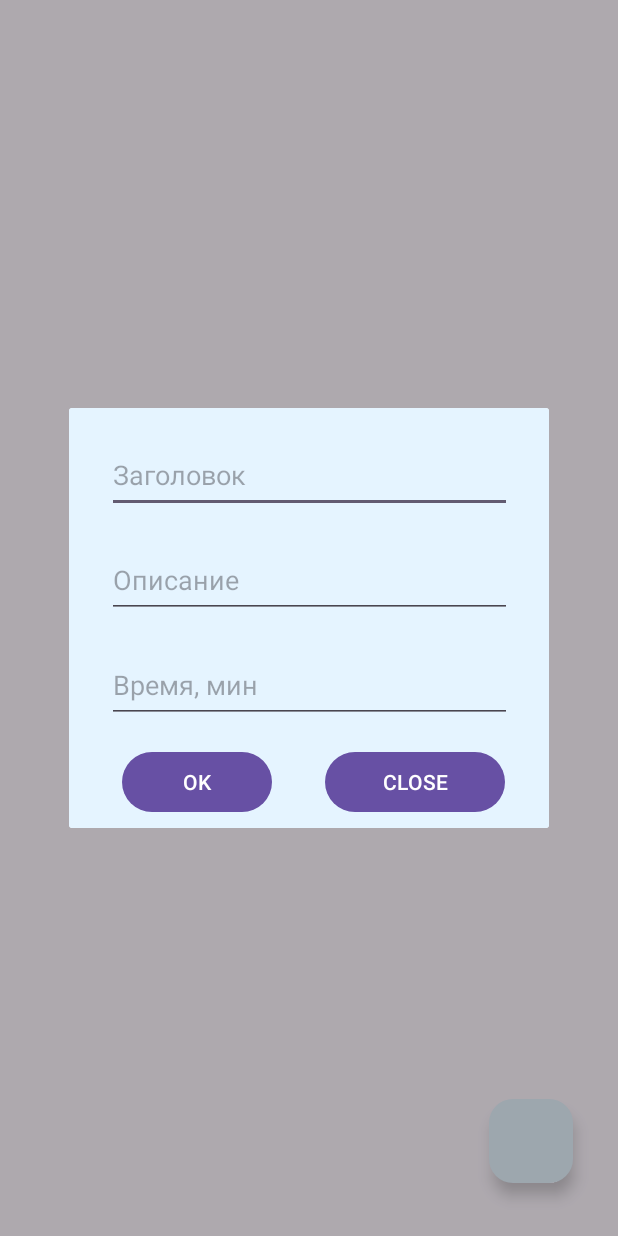
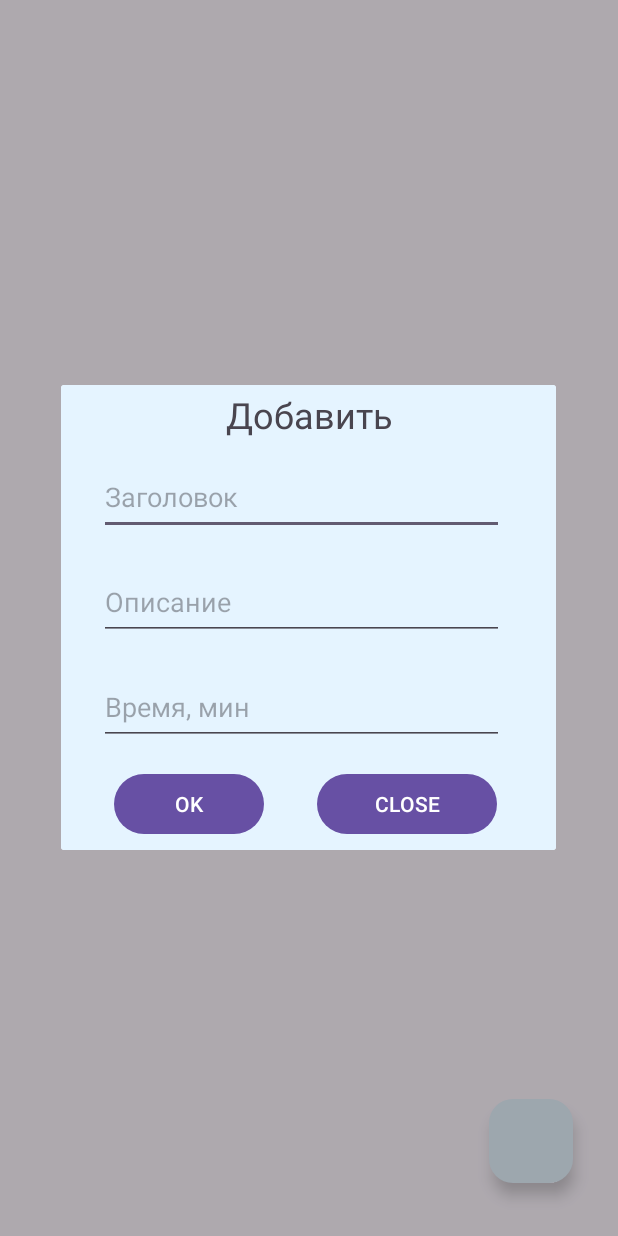
Before and after one commit to screamer228/ToDoList, an Android app: the screen it shows after launch (MainActivity), after a tap on "TODO", on a phone screen of 412 x 824 dp. Run offline under Robolectric (Android 15) with nearby library versions, the phone set to English and light mode, and no system bars; our stand-ins replace Room's generated code.

```diff
--- a/app/src/main/java/com/example/todolist/MainActivity.kt
+++ b/app/src/main/java/com/example/todolist/MainActivity.kt
@@ -31,13 +31,13 @@ class MainActivity : AppCompatActivity(), OnItemClicked {
         plug = findViewById(R.id.main_plug)
 
         fab.setOnClickListener {
-            val dialog = CustomDialog(this, this)
+            val dialog = CustomDialog(this, true, null)
             dialog.show()
         }
 
         recyclerView.layoutManager = LinearLayoutManager(this)
 
-        adapter = MyAdapter(mutableListOf())
+        adapter = MyAdapter(mutableListOf(), this)
         recyclerView.adapter = adapter
 
         db = Room.databaseBuilder(applicationContext, AppDatabase::class.java, "database-name"
@@ -68,8 +68,13 @@ class MainActivity : AppCompatActivity(), OnItemClicked {
         db.todoDao().insertItem(item)
     }
 
+    fun updateItem(item: ToDoItem){
+        db.todoDao().updateItem(item)
+    }
+
     override fun itemClicked(item: ToDoItem) {
-        TODO("Not yet implemented")
+        val dialog = CustomDialog(this, false, item)
+        dialog.show()
     }
 
 }
--- a/app/src/main/java/com/example/todolist/MyAdapter.kt
+++ b/app/src/main/java/com/example/todolist/MyAdapter.kt
@@ -3,16 +3,18 @@ package com.example.todolist
 import android.view.LayoutInflater
 import android.view.View
 import android.view.ViewGroup
+import android.widget.LinearLayout
 import android.widget.TextView
 import androidx.recyclerview.widget.RecyclerView
 
-class MyAdapter(private var mList: MutableList<ToDoItem>) :
+class MyAdapter(private var mList: MutableList<ToDoItem>, private val click: OnItemClicked) :
     RecyclerView.Adapter<MyAdapter.ViewHolder>() {
 
     class ViewHolder(itemView: View) : RecyclerView.ViewHolder(itemView) {
         val titleTextView: TextView = itemView.findViewById(R.id.item_title)
         val descriptionTextView: TextView = itemView.findViewById(R.id.item_description)
         val timeTextView: TextView = itemView.findViewById(R.id.item_time)
+        val itemContainer: LinearLayout = itemView.findViewById(R.id.item_container)
     }
 
     override fun onCreateViewHolder(parent: ViewGroup, viewType: Int): ViewHolder {
@@ -24,6 +26,9 @@ class MyAdapter(private var mList: MutableList<ToDoItem>) :
         holder.titleTextView.text = mList[position].title
         holder.descriptionTextView.text = mList[position].description
         holder.timeTextView.text = mList[position].time.toString()
+        holder.itemContainer.setOnClickListener {
+            click.itemClicked(mList[position])
+        }
     }
     fun updateList(updatedList: List<ToDoItem>){
         mList = updatedList.toMutableList()
--- a/app/src/main/java/com/example/todolist/room/AppDatabase.kt
+++ b/app/src/main/java/com/example/todolist/room/AppDatabase.kt
@@ -4,7 +4,7 @@ import androidx.room.Database
 import androidx.room.RoomDatabase
 import com.example.todolist.ToDoItem
 
-@Database (entities = [ToDoItem::class], version = 1)
+@Database (entities = [ToDoItem::class], version = 1, exportSchema = false)
 abstract class AppDatabase : RoomDatabase() {
     abstract fun todoDao(): ToDoDao
 }
--- a/app/src/main/res/layout/custom_dialog.xml
+++ b/app/src/main/res/layout/custom_dialog.xml
@@ -1,8 +1,8 @@
 <?xml version="1.0" encoding="utf-8"?>
 <FrameLayout xmlns:android="http://schemas.android.com/apk/res/android"
     android:id="@+id/dialog_frame"
-    android:layout_width="320dp"
-    android:layout_height="280dp"
+    android:layout_width="330dp"
+    android:layout_height="310dp"
     android:layout_gravity="center"
     android:background="@color/light_blue">
 
@@ -12,11 +12,19 @@
         android:orientation="vertical"
         android:layout_marginLeft="25dp">
 
+        <TextView
+            android:id="@+id/dialog_title"
+            android:layout_width="280dp"
+            android:layout_height="40dp"
+            android:text="Добавить"
+            android:textSize="24sp"
+            android:gravity="center"/>
+
         <EditText
             android:id="@+id/input_field_title"
             android:layout_width="270dp"
             android:layout_height="50dp"
-            android:layout_marginTop="20dp"
+            android:layout_marginTop="10dp"
             android:hint="Заголовок" />
 
         <EditText
--- a/app/src/main/res/layout/item.xml
+++ b/app/src/main/res/layout/item.xml
@@ -1,5 +1,6 @@
 <?xml version="1.0" encoding="utf-8"?>
 <LinearLayout
+    android:id="@+id/item_container"
     xmlns:android="http://schemas.android.com/apk/res/android"
     android:layout_width="match_parent"
     android:layout_height="wrap_content"
```
Also changed, not shown: app/src/main/java/com/example/todolist/CustomDialog.kt (+47 -8 lines).
